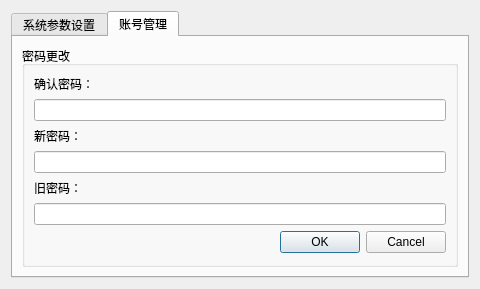
First picture: the form in ui/systemmanagementwidget.ui, repository niuyuxin/touchScreen, before the edit.
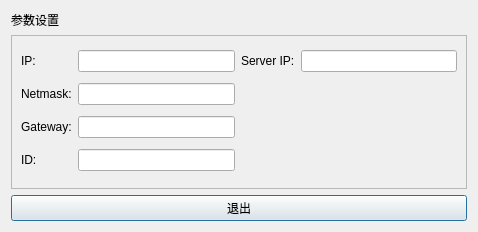
Second picture: the form after the edit. The open tabs and pages were chosen to show the change.

```diff
--- a/ui/systemmanagementwidget.ui
+++ b/ui/systemmanagementwidget.ui
@@ -6,8 +6,8 @@
    <rect>
     <x>0</x>
     <y>0</y>
-    <width>480</width>
-    <height>249</height>
+    <width>478</width>
+    <height>232</height>
    </rect>
   </property>
   <property name="windowTitle">
@@ -15,50 +15,91 @@
   </property>
   <layout class="QVBoxLayout" name="verticalLayout">
    <item>
-    <widget class="QTabWidget" name="tabWidget">
-     <property name="currentIndex">
-      <number>0</number>
+    <widget class="QLabel" name="label">
+     <property name="sizePolicy">
+      <sizepolicy hsizetype="Preferred" vsizetype="Fixed">
+       <horstretch>0</horstretch>
+       <verstretch>0</verstretch>
+      </sizepolicy>
      </property>
-     <widget class="QWidget" name="tab">
-      <attribute name="title">
-       <string>系统参数设置</string>
-      </attribute>
-      <layout class="QHBoxLayout" name="horizontalLayout_2">
+     <property name="text">
+      <string>参数设置</string>
+     </property>
+    </widget>
+   </item>
        <item>
-        <widget class="QGroupBox" name="groupBox">
-         <property name="title">
-          <string>Device</string>
+    <widget class="QFrame" name="frame">
+     <property name="focusPolicy">
+      <enum>Qt::WheelFocus</enum>
+     </property>
+     <property name="frameShape">
+      <enum>QFrame::StyledPanel</enum>
+     </property>
+     <property name="frameShadow">
+      <enum>QFrame::Raised</enum>
          </property>
          <layout class="QGridLayout" name="gridLayout">
-          <item row="0" column="0" colspan="2">
+      <item row="0" column="0">
            <widget class="QLabel" name="label_5">
             <property name="text">
              <string>IP:</string>
             </property>
            </widget>
           </item>
+      <item row="0" column="1">
+       <widget class="QLineEdit" name="lineEdit_5">
+        <property name="focusPolicy">
+         <enum>Qt::ClickFocus</enum>
+        </property>
+        <property name="contextMenuPolicy">
+         <enum>Qt::NoContextMenu</enum>
+        </property>
+       </widget>
+      </item>
           <item row="0" column="2">
-           <widget class="QLineEdit" name="lineEdit_5"/>
-          </item>
-          <item row="1" column="0" colspan="2">
+       <widget class="QLabel" name="label_4">
+        <property name="text">
+         <string>Server IP:</string>
+        </property>
+       </widget>
+      </item>
+      <item row="0" column="3">
+       <widget class="QLineEdit" name="serverIpLineEdit">
+        <property name="focusPolicy">
+         <enum>Qt::ClickFocus</enum>
+        </property>
+       </widget>
+      </item>
+      <item row="1" column="0">
            <widget class="QLabel" name="label_6">
             <property name="text">
              <string>Netmask:</string>
             </property>
            </widget>
           </item>
-          <item row="1" column="2">
-           <widget class="QLineEdit" name="lineEdit_6"/>
-          </item>
-          <item row="2" column="0" colspan="2">
+      <item row="1" column="1">
+       <widget class="QLineEdit" name="lineEdit_6">
+        <property name="focusPolicy">
+         <enum>Qt::ClickFocus</enum>
+        </property>
+        <property name="contextMenuPolicy">
+         <enum>Qt::NoContextMenu</enum>
+        </property>
+       </widget>
+      </item>
+      <item row="2" column="0">
            <widget class="QLabel" name="label_7">
             <property name="text">
              <string>Gateway:</string>
             </property>
            </widget>
           </item>
-          <item row="2" column="2">
-           <widget class="QLineEdit" name="lineEdit_7"/>
+      <item row="2" column="1">
+       <widget class="QLineEdit" name="lineEdit_7">
+        <property name="focusPolicy">
+         <enum>Qt::ClickFocus</enum>
+        </property>
+       </widget>
           </item>
           <item row="3" column="0">
            <widget class="QLabel" name="label_11">
@@ -67,13 +108,10 @@
             </property>
            </widget>
           </item>
-          <item row="3" column="2">
-           <widget class="QLineEdit" name="lineEdit_8"/>
-          </item>
-          <item row="4" column="1" colspan="2">
-           <widget class="QDialogButtonBox" name="buttonBox_2">
-            <property name="standardButtons">
-             <set>QDialogButtonBox::Apply|QDialogButtonBox::Cancel</set>
+      <item row="3" column="1">
+       <widget class="QLineEdit" name="lineEdit_8">
+        <property name="focusPolicy">
+         <enum>Qt::ClickFocus</enum>
             </property>
            </widget>
           </item>
@@ -81,120 +119,19 @@
         </widget>
        </item>
        <item>
-        <widget class="QGroupBox" name="groupBox_2">
-         <property name="title">
-          <string>Others</string>
-         </property>
-         <layout class="QFormLayout" name="formLayout">
-          <item row="0" column="0">
-           <widget class="QLabel" name="label_4">
+    <widget class="QPushButton" name="exitPushButton">
+     <property name="focusPolicy">
+      <enum>Qt::WheelFocus</enum>
+     </property>
             <property name="text">
-             <string>Server IP:</string>
-            </property>
-           </widget>
-          </item>
-          <item row="0" column="1">
-           <widget class="QLineEdit" name="serverIpLineEdit"/>
-          </item>
-          <item row="1" column="0">
-           <widget class="QLabel" name="label_12">
-            <property name="text">
-             <string>System Time</string>
-            </property>
-           </widget>
-          </item>
-          <item row="1" column="1">
-           <widget class="QLineEdit" name="lineEdit_9"/>
-          </item>
-         </layout>
-        </widget>
-       </item>
-      </layout>
-     </widget>
-     <widget class="QWidget" name="tab_2">
-      <attribute name="title">
-       <string>账号管理</string>
-      </attribute>
-      <layout class="QHBoxLayout" name="horizontalLayout">
-       <item>
-        <widget class="QGroupBox" name="groupBox_3">
-         <property name="title">
-          <string>密码更改</string>
-         </property>
-         <layout class="QVBoxLayout" name="verticalLayout_2">
-          <item>
-           <widget class="QLabel" name="label_3">
-            <property name="sizePolicy">
-             <sizepolicy hsizetype="Preferred" vsizetype="Fixed">
-              <horstretch>0</horstretch>
-              <verstretch>0</verstretch>
-             </sizepolicy>
-            </property>
-            <property name="text">
-             <string>确认密码：</string>
-            </property>
-            <property name="buddy">
-             <cstring>lineEdit_3</cstring>
-            </property>
-           </widget>
-          </item>
-          <item>
-           <widget class="QLineEdit" name="lineEdit"/>
-          </item>
-          <item>
-           <widget class="QLabel" name="label_2">
-            <property name="sizePolicy">
-             <sizepolicy hsizetype="Preferred" vsizetype="Fixed">
-              <horstretch>0</horstretch>
-              <verstretch>0</verstretch>
-             </sizepolicy>
-            </property>
-            <property name="text">
-             <string>新密码：</string>
-            </property>
-            <property name="buddy">
-             <cstring>lineEdit_2</cstring>
-            </property>
-           </widget>
-          </item>
-          <item>
-           <widget class="QLineEdit" name="lineEdit_2">
-            <property name="frame">
+      <string>退出</string>
+     </property>
+     <property name="autoDefault">
+      <bool>true</bool>
+     </property>
+     <property name="default">
              <bool>true</bool>
             </property>
-           </widget>
-          </item>
-          <item>
-           <widget class="QLabel" name="label">
-            <property name="sizePolicy">
-             <sizepolicy hsizetype="Preferred" vsizetype="Fixed">
-              <horstretch>0</horstretch>
-              <verstretch>0</verstretch>
-             </sizepolicy>
-            </property>
-            <property name="text">
-             <string>旧密码：</string>
-            </property>
-            <property name="buddy">
-             <cstring>lineEdit</cstring>
-            </property>
-           </widget>
-          </item>
-          <item>
-           <widget class="QLineEdit" name="lineEdit_3"/>
-          </item>
-          <item>
-           <widget class="QDialogButtonBox" name="buttonBox">
-            <property name="standardButtons">
-             <set>QDialogButtonBox::Cancel|QDialogButtonBox::Ok</set>
-            </property>
-           </widget>
-          </item>
-         </layout>
-        </widget>
-       </item>
-      </layout>
-     </widget>
     </widget>
    </item>
   </layout>
```
Left out of the diff: 19 changed lines with no effect on the pictures. Lines whose indentation alone changed are shown as unchanged.
